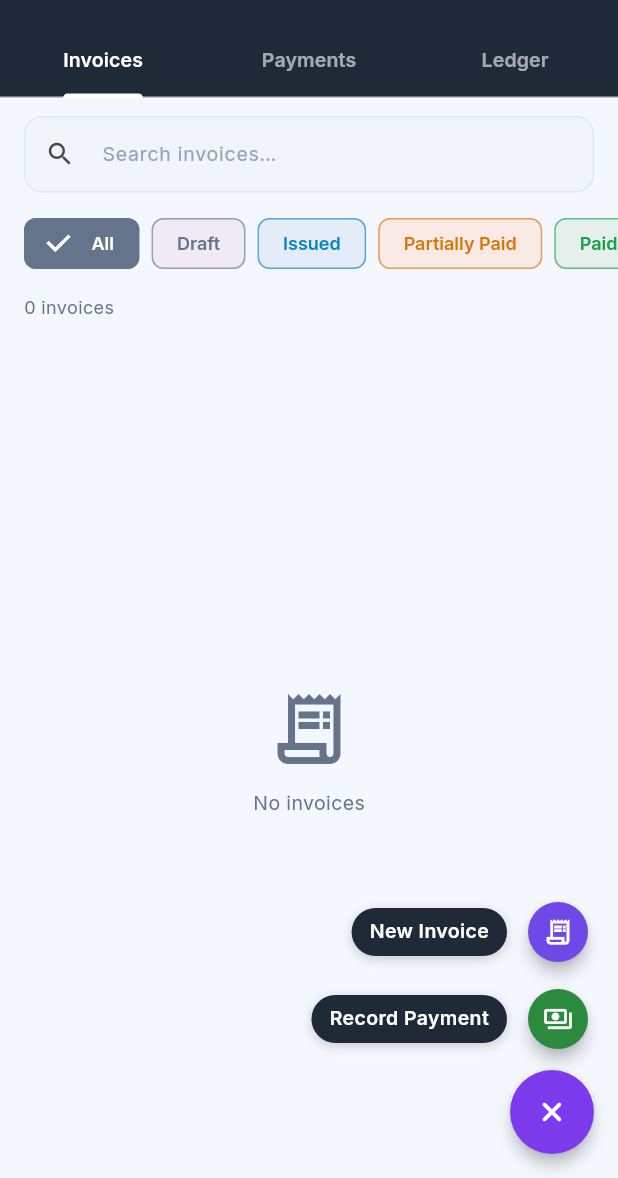
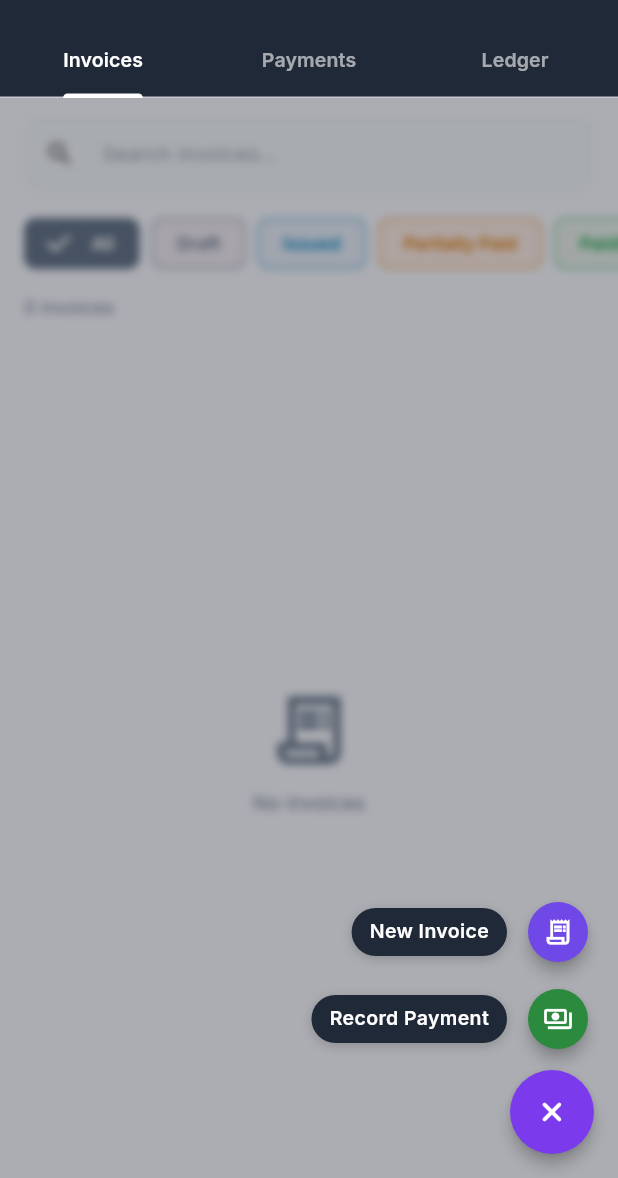
Before and after one commit to prateeksharmaand/motipaperconvertors, a Flutter app: the _BillingView screen opened directly, after a tap on the "add" icon, on a phone screen of 412 x 824 dp, the part 58-1236 px from its top. Run offline on Flutter 3.47's test engine with Material 3 defaults, Android fonts, the phone set to English and light mode, and no system bars; our stand-ins replace bloc, dio, equatable, firebase_core, firebase_messaging, fl_chart and 6 more; accounts and stored records are empty; network calls fail.

Commit message:
fix: add dart:ui show ImageFilter to dashboard and billing screens
Co-Authored-By: Claude Sonnet 4.6 <noreply@anthropic.com>

```diff
--- a/mobile_admin/lib/features/billing/billing_screen.dart
+++ b/mobile_admin/lib/features/billing/billing_screen.dart
@@ -1,3 +1,4 @@
+import 'dart:ui' show ImageFilter;
 import 'package:equatable/equatable.dart';
 import '../../core/widgets/shell_scaffold.dart';
 import 'package:flutter/material.dart';
@@ -242,6 +243,7 @@ class _BillingViewState extends State<_BillingView> with SingleTickerProviderSta
   final _searchCtrl = TextEditingController();
   final _invoiceScrollCtrl = ScrollController();
   final _paymentScrollCtrl = ScrollController();
+  bool _fabOpen = false;
 
   @override
   void initState() {
@@ -282,7 +284,8 @@ class _BillingViewState extends State<_BillingView> with SingleTickerProviderSta
             indicatorColor: Colors.white,
           ),
         ),
-        body: TabBarView(
+        body: Stack(children: [
+          TabBarView(
             controller: _tabCtrl,
             children: [
               _InvoicesTab(state: state, scrollCtrl: _invoiceScrollCtrl, searchCtrl: _searchCtrl),
@@ -290,7 +293,16 @@ class _BillingViewState extends State<_BillingView> with SingleTickerProviderSta
               _LedgerTab(state: state),
             ],
           ),
-        floatingActionButton: _BillingFab(bloc: context.read<BillingBloc>()),
+          if (_fabOpen)
+            GestureDetector(
+              onTap: () => setState(() => _fabOpen = false),
+              child: BackdropFilter(
+                filter: ImageFilter.blur(sigmaX: 3, sigmaY: 3),
+                child: Container(color: Colors.black.withValues(alpha: 0.3)),
+              ),
+            ),
+        ]),
+        floatingActionButton: _BillingFab(bloc: context.read<BillingBloc>(), fabOpen: _fabOpen, onToggle: (v) => setState(() => _fabOpen = v)),
       ),
     );
   }
@@ -299,14 +311,16 @@ class _BillingViewState extends State<_BillingView> with SingleTickerProviderSta
 // ── Billing Speed-Dial FAB ────────────────────────────────
 class _BillingFab extends StatefulWidget {
   final BillingBloc bloc;
-  const _BillingFab({required this.bloc});
+  final bool fabOpen;
+  final ValueChanged<bool> onToggle;
+  const _BillingFab({required this.bloc, required this.fabOpen, required this.onToggle});
   @override State<_BillingFab> createState() => _BillingFabState();
 }
 
 class _BillingFabState extends State<_BillingFab> {
-  bool _open = false;
+  bool get _open => widget.fabOpen;
 
-  void _toggle() => setState(() => _open = !_open);
+  void _toggle() => widget.onToggle(!_open);
 
   Future<void> _openInvoice() async {
     _toggle();
```
Also changed, not shown: mobile_admin/lib/features/dashboard/dashboard_screen.dart (+14 -4 lines). Lines whose indentation alone changed are shown as unchanged.
